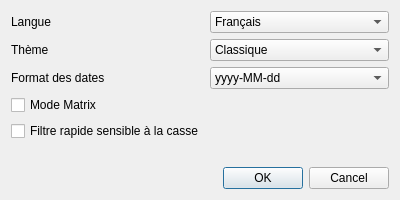
Above: Dialogs/OptionsDialog.ui from AmbreM71/MovieManager before the change. Below: the same form after it.
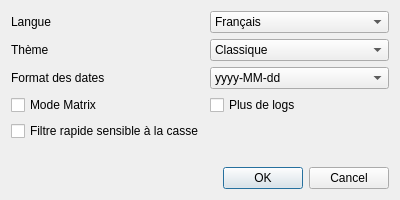
That is the form after the change.

Commit message: Add an option to display more information in the terminal

The edit to the form file:
```diff
--- a/Dialogs/OptionsDialog.ui
+++ b/Dialogs/OptionsDialog.ui
@@ -77,16 +77,6 @@
      </property>
     </widget>
    </item>
-   <item row="3" column="0" colspan="2">
-    <widget class="QCheckBox" name="MatrixModeCheckbox">
-     <property name="toolTip">
-      <string>La cuillère n’existe pas.</string>
-     </property>
-     <property name="text">
-      <string>Mode Matrix</string>
-     </property>
-    </widget>
-   </item>
    <item row="1" column="1">
     <widget class="QComboBox" name="ThemeCombobox">
      <item>
@@ -144,6 +134,23 @@
      </item>
     </widget>
    </item>
+   <item row="3" column="0">
+    <widget class="QCheckBox" name="MatrixModeCheckbox">
+     <property name="toolTip">
+      <string>La cuillère n’existe pas.</string>
+     </property>
+     <property name="text">
+      <string>Mode Matrix</string>
+     </property>
+    </widget>
+   </item>
+   <item row="3" column="1">
+    <widget class="QCheckBox" name="MoreLogsCheckbox">
+     <property name="text">
+      <string>Plus de logs</string>
+     </property>
+    </widget>
+   </item>
   </layout>
  </widget>
  <tabstops>
```
The commit also changes 2 other files.
